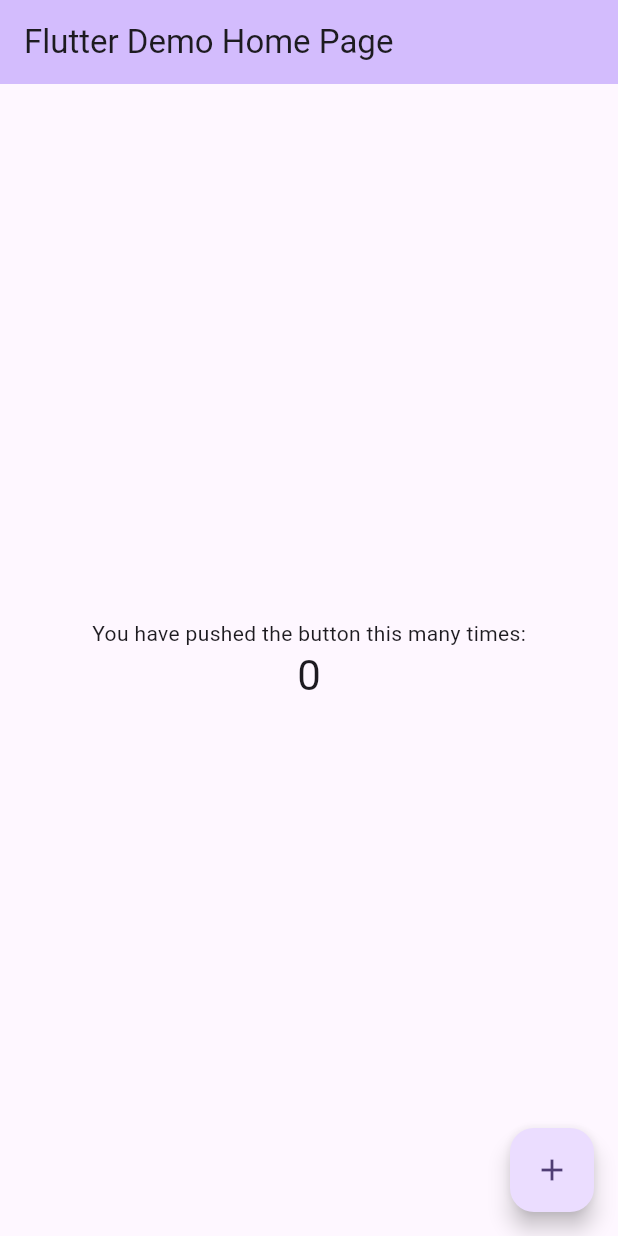
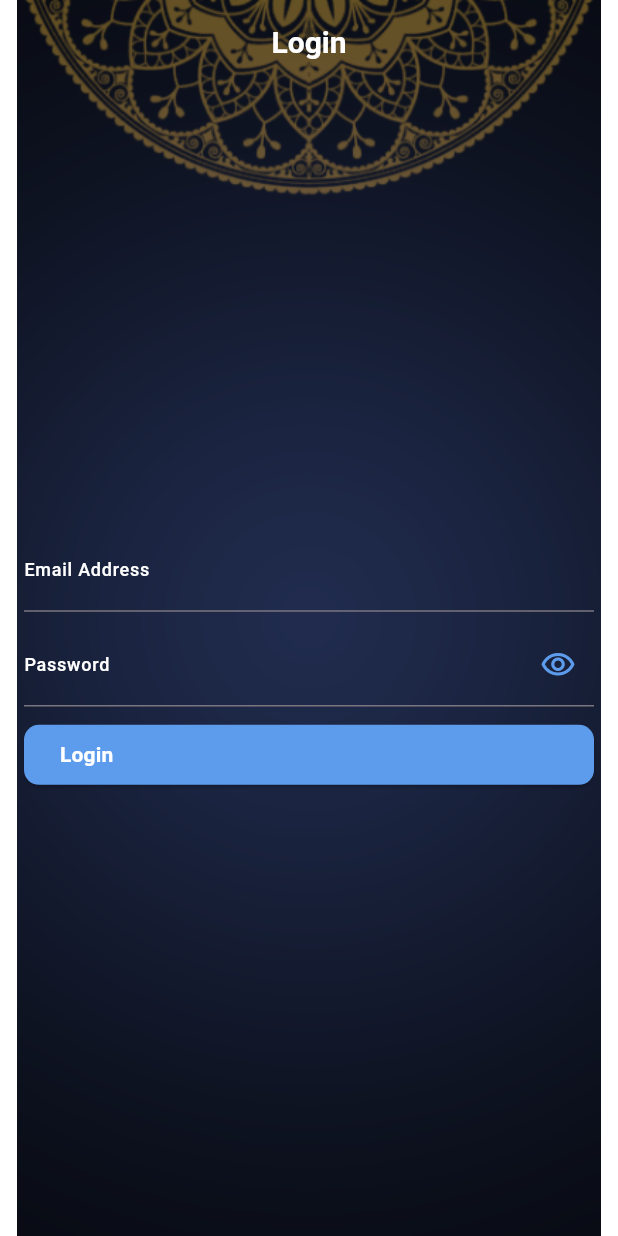
Before and after one commit to KareemEzzaldin/todo_app, a Flutter app: the screen it shows after launch, on a phone screen of 412 x 824 dp. Run offline on Flutter 3.47's test engine with Material 3 defaults, Android fonts, the phone set to English and light mode, and no system bars.

Commit message:
+ Finished Login Screen and Register Screen

```diff
--- a/lib/main.dart
+++ b/lib/main.dart
@@ -1,4 +1,7 @@
 import 'package:flutter/material.dart';
+import 'package:todo_app/style/AppStyle.dart';
+import 'package:todo_app/ui/login/LoginScreen.dart';
+import 'package:todo_app/ui/register/RegisterScreen.dart';
 
 void main() {
   runApp(const MyApp());
@@ -12,111 +15,13 @@ class MyApp extends StatelessWidget {
   Widget build(BuildContext context) {
     return MaterialApp(
       title: 'Flutter Demo',
-      theme: ThemeData(
-        // This is the theme of your application.
-        //
-        // TRY THIS: Try running your application with "flutter run". You'll see
-        // the application has a purple toolbar. Then, without quitting the app,
-        // try changing the seedColor in the colorScheme below to Colors.green
-        // and then invoke "hot reload" (save your changes or press the "hot
-        // reload" button in a Flutter-supported IDE, or press "r" if you used
-        // the command line to start the app).
-        //
-        // Notice that the counter didn't reset back to zero; the application
-        // state is not lost during the reload. To reset the state, use hot
-        // restart instead.
-        //
-        // This works for code too, not just values: Most code changes can be
-        // tested with just a hot reload.
-        colorScheme: ColorScheme.fromSeed(seedColor: Colors.deepPurple),
-      ),
-      home: const MyHomePage(title: 'Flutter Demo Home Page'),
+      theme: AppStyle.lightTheme,
+      debugShowCheckedModeBanner: false,
+      routes: {
+        LoginScreen.routeName:(_)=>LoginScreen(),
+        RegisterScreen.routeName:(_)=>RegisterScreen(),
+      },
+      initialRoute: LoginScreen.routeName,
     );
   }
 }
-
-class MyHomePage extends StatefulWidget {
-  const MyHomePage({super.key, required this.title});
-
-  // This widget is the home page of your application. It is stateful, meaning
-  // that it has a State object (defined below) that contains fields that affect
-  // how it looks.
-
-  // This class is the configuration for the state. It holds the values (in this
-  // case the title) provided by the parent (in this case the App widget) and
-  // used by the build method of the State. Fields in a Widget subclass are
-  // always marked "final".
-
-  final String title;
-
-  @override
-  State<MyHomePage> createState() => _MyHomePageState();
-}
-
-class _MyHomePageState extends State<MyHomePage> {
-  int _counter = 0;
-
-  void _incrementCounter() {
-    setState(() {
-      // This call to setState tells the Flutter framework that something has
-      // changed in this State, which causes it to rerun the build method below
-      // so that the display can reflect the updated values. If we changed
-      // _counter without calling setState(), then the build method would not be
-      // called again, and so nothing would appear to happen.
-      _counter++;
-    });
-  }
-
-  @override
-  Widget build(BuildContext context) {
-    // This method is rerun every time setState is called, for instance as done
-    // by the _incrementCounter method above.
-    //
-    // The Flutter framework has been optimized to make rerunning build methods
-    // fast, so that you can just rebuild anything that needs updating rather
-    // than having to individually change instances of widgets.
-    return Scaffold(
-      appBar: AppBar(
-        // TRY THIS: Try changing the color here to a specific color (to
-        // Colors.amber, perhaps?) and trigger a hot reload to see the AppBar
-        // change color while the other colors stay the same.
-        backgroundColor: Theme.of(context).colorScheme.inversePrimary,
-        // Here we take the value from the MyHomePage object that was created by
-        // the App.build method, and use it to set our appbar title.
-        title: Text(widget.title),
-      ),
-      body: Center(
-        // Center is a layout widget. It takes a single child and positions it
-        // in the middle of the parent.
-        child: Column(
-          // Column is also a layout widget. It takes a list of children and
-          // arranges them vertically. By default, it sizes itself to fit its
-          // children horizontally, and tries to be as tall as its parent.
-          //
-          // Column has various properties to control how it sizes itself and
-          // how it positions its children. Here we use mainAxisAlignment to
-          // center the children vertically; the main axis here is the vertical
-          // axis because Columns are vertical (the cross axis would be
-          // horizontal).
-          //
-          // TRY THIS: Invoke "debug painting" (choose the "Toggle Debug Paint"
-          // action in the IDE, or press "p" in the console), to see the
-          // wireframe for each widget.
-          mainAxisAlignment: MainAxisAlignment.center,
-          children: <Widget>[
-            const Text('You have pushed the button this many times:'),
-            Text(
-              '$_counter',
-              style: Theme.of(context).textTheme.headlineMedium,
-            ),
-          ],
-        ),
-      ),
-      floatingActionButton: FloatingActionButton(
-        onPressed: _incrementCounter,
-        tooltip: 'Increment',
-        child: const Icon(Icons.add),
-      ), // This trailing comma makes auto-formatting nicer for build methods.
-    );
-  }
-}
--- /dev/null
+++ b/lib/style/AppColor.dart
@@ -0,0 +1,4 @@
+import 'package:flutter/material.dart';
+class AppColor{
+  static Color lightPrimary = Color(0xff5D9CEC);
+}
--- /dev/null
+++ b/lib/style/AppStyle.dart
@@ -0,0 +1,18 @@
+import 'package:flutter/material.dart';
+import 'package:todo_app/style/AppColor.dart';
+
+class AppStyle{
+  static ThemeData lightTheme = ThemeData(
+    colorScheme: ColorScheme.fromSeed(
+      seedColor: Colors.deepPurple,
+      primary: AppColor.lightPrimary,
+    ),
+    textTheme: TextTheme(
+      labelSmall: TextStyle(
+        color: Colors.white,
+        fontSize: 12,
+      ),
+    ),
+    useMaterial3: true,
+  );
+}
--- /dev/null
+++ b/lib/style/reusable_components/CustomButton.dart
@@ -0,0 +1,33 @@
+import 'package:flutter/material.dart';
+typedef authFunction = Function();
+class CustomButton extends StatelessWidget {
+  String label;
+  authFunction onClick;
+  CustomButton({required this.label, required this.onClick});
+
+  @override
+  Widget build(BuildContext context) {
+    return ElevatedButton(
+        style: ElevatedButton.styleFrom(
+          backgroundColor: Theme.of(context).colorScheme.primary,
+          shape: RoundedRectangleBorder(
+              borderRadius: BorderRadius.circular(10)
+          ),
+        ),
+        onPressed: onClick,
+        child: Row(
+          mainAxisAlignment: MainAxisAlignment.spaceBetween,
+          children: [
+            Text(
+              label,
+              style: TextStyle(
+                fontSize: 14,
+                fontWeight: FontWeight.bold,
+                color: Colors.white,
+              ),),
+            Icon(Icons.arrow_forward)
+          ],
+        ))
+    ;
+  }
+}
--- /dev/null
+++ b/lib/style/reusable_components/CustomFormField.dart
@@ -0,0 +1,47 @@
+import 'package:flutter/material.dart';
+typedef ValidatorType = String? Function(String?);
+
+class CustomFormField extends StatefulWidget {
+  String label;
+  TextInputType KeyboardType;
+  bool isPassword;
+  ValidatorType validate;
+  TextEditingController controller;
+  CustomFormField({required this.label, required this.controller,required this.KeyboardType, this.isPassword = false, required this.validate});
+
+  @override
+  State<CustomFormField> createState() => _CustomFormFieldState();
+}
+
+class _CustomFormFieldState extends State<CustomFormField> {
+  bool isObsecured = true;
+  @override
+  Widget build(BuildContext context) {
+    return TextFormField(
+      controller: widget.controller,
+      validator: widget.validate,
+      keyboardType: widget.KeyboardType,
+      obscuringCharacter: "*",
+      obscureText: widget.isPassword==true
+          ?isObsecured
+          :false,
+      style: Theme.of(context).textTheme.labelSmall?.copyWith(fontSize: 18),
+      decoration: InputDecoration(
+        suffixIcon: widget.isPassword
+            ?IconButton(
+              onPressed: () {
+                setState(() {
+                  isObsecured = !isObsecured;
+                });
+            },icon:Icon(
+              isObsecured
+                  ?Icons.visibility_outlined
+                  :Icons.visibility_off_outlined,
+                  color:Theme.of(context).colorScheme.primary,))
+            :null,
+          labelText: widget.label,
+          labelStyle: Theme.of(context).textTheme.labelSmall
+      ),
+    );
+  }
+}
--- /dev/null
+++ b/lib/style/reusable_components/constants.dart
@@ -0,0 +1,4 @@
+bool ValidateEmail(String email){
+  return RegExp(r"^[a-zA-Z0-9.a-zA-Z0-9.!#$%&'*+-/=?^_`{|}~]+@[a-zA-Z0-9]+\.[a-zA-Z]+")
+      .hasMatch(email);
+}
--- /dev/null
+++ b/lib/ui/login/LoginScreen.dart
@@ -0,0 +1,97 @@
+import 'package:flutter/material.dart';
+
+import '../../style/reusable_components/CustomButton.dart';
+import '../../style/reusable_components/CustomFormField.dart';
+import '../../style/reusable_components/constants.dart';
+
+class LoginScreen extends StatelessWidget {
+  static const String routeName = "LoginScreen";
+  TextEditingController emailController = TextEditingController();
+  TextEditingController passwordController = TextEditingController();
+  GlobalKey<FormState> formKey = GlobalKey<FormState>();
+
+  @override
+  Widget build(BuildContext context) {
+    double height = MediaQuery.of(context).size.height;
+    return Container(
+      decoration: BoxDecoration(
+          image: DecorationImage(
+            image: AssetImage("assets/images/dark_bg.png"),
+          )
+      ),
+      child: Scaffold(
+        resizeToAvoidBottomInset: true,
+        backgroundColor: Colors.transparent,
+        appBar: AppBar(
+          backgroundColor: Colors.transparent,
+          title: Text("Login"),
+          centerTitle: true,
+          titleTextStyle: TextStyle(
+              fontWeight: FontWeight.bold,
+              fontSize: 20,
+              color: Colors.white
+          ),
+        ),
+        body: Center(
+          child: Padding(
+            padding: const EdgeInsets.all(16.0),
+            child: Form(
+              key: formKey,
+              child: SingleChildScrollView(
+                child: Column(
+                  mainAxisAlignment: MainAxisAlignment.center,
+                  children: [
+                    CustomFormField(
+                      controller: emailController,
+                      label: "Email Address",
+                      KeyboardType: TextInputType.emailAddress,
+                      validate: (value){
+                        if(value==null || value.isEmpty){
+                          return "Please Enter your email";
+                        }
+                        if(!ValidateEmail(value)){
+                          return "Enter valid email";
+                        }
+                        return null;
+                      },
+                    ),
+                    SizedBox(
+                      height: height*0.01,),
+                    CustomFormField(
+                      controller: passwordController,
+                      label: "Password",
+                      KeyboardType: TextInputType.visiblePassword,
+                      isPassword: true,
+                      validate: (value){
+                        if(value==null || value.isEmpty){
+                          return "Please Enter your password";
+                        }
+                        if(value.length < 6){
+                          return "your password should at least 6 chars";
+                        }
+                        return null;
+                      },
+                    ),
+                    SizedBox(
+                      height: height*0.01,),
+                    CustomButton(
+                      label: "Login",
+                      onClick: (){
+                        login();
+                      },
+                    ),
+                  ],
+                ),
+              ),
+            ),
+          ),
+        ),
+      ),
+    );
+  }
+  login(){
+    if(formKey.currentState!.validate()){
+      //creat account
+    }
+  }
+}
--- a/pubspec.yaml
+++ b/pubspec.yaml
@@ -57,6 +57,9 @@ flutter:
   # the material Icons class.
   uses-material-design: true
 
+  assets:
+    - assets/images/
+
   # To add assets to your application, add an assets section, like this:
   # assets:
   #   - images/a_dot_burr.jpeg
```
Also changed, not shown: lib/ui/register/RegisterScreen.dart (added, +125 -0 lines), assets/images/dark_bg.png (added).
